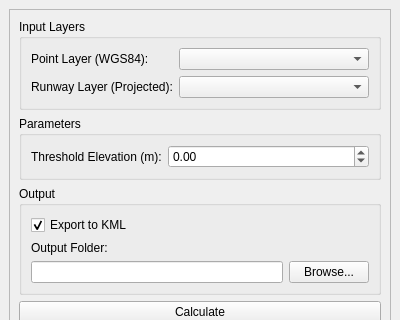
The window that Q_Pansopy/qpansopy_ils_dockwidget.ui (FLYGHT7/qpansopy) describes before a commit, drawn with Qt 5; both pictures show x 0 to 400 and y 0 to 320 of the 400 by 500 pixel window.
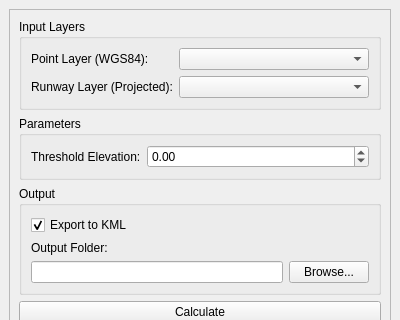
The same window after the commit. Custom widgets are drawn as their Qt base class.

The edit to the form file:
```diff
--- a/Q_Pansopy/qpansopy_ils_dockwidget.ui
+++ b/Q_Pansopy/qpansopy_ils_dockwidget.ui
@@ -80,7 +80,7 @@
            <item row="0" column="0">
             <widget class="QLabel" name="label_4">
              <property name="text">
-              <string>Threshold Elevation (m):</string>
+              <string>Threshold Elevation:</string>
              </property>
             </widget>
            </item>
```
